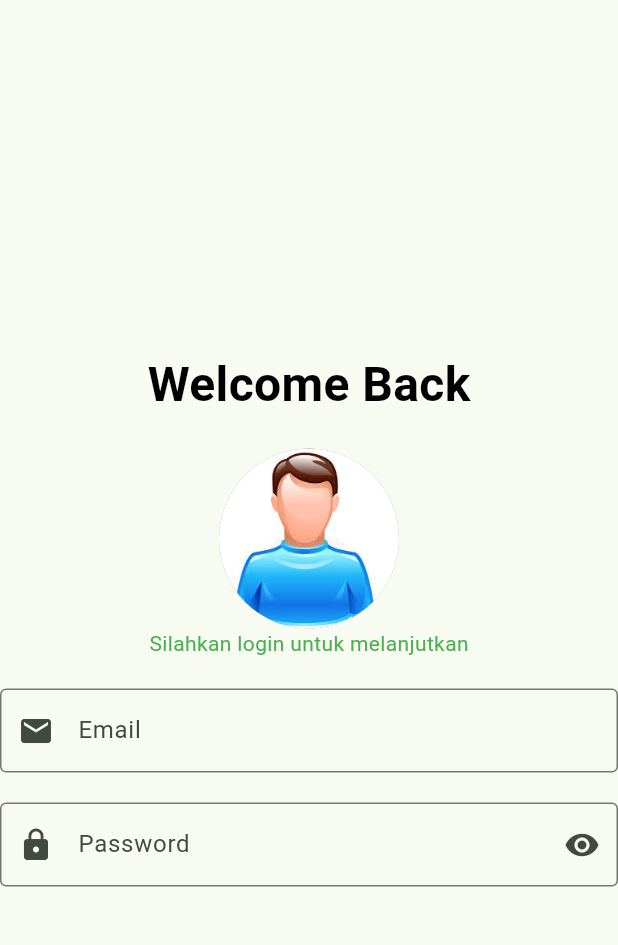
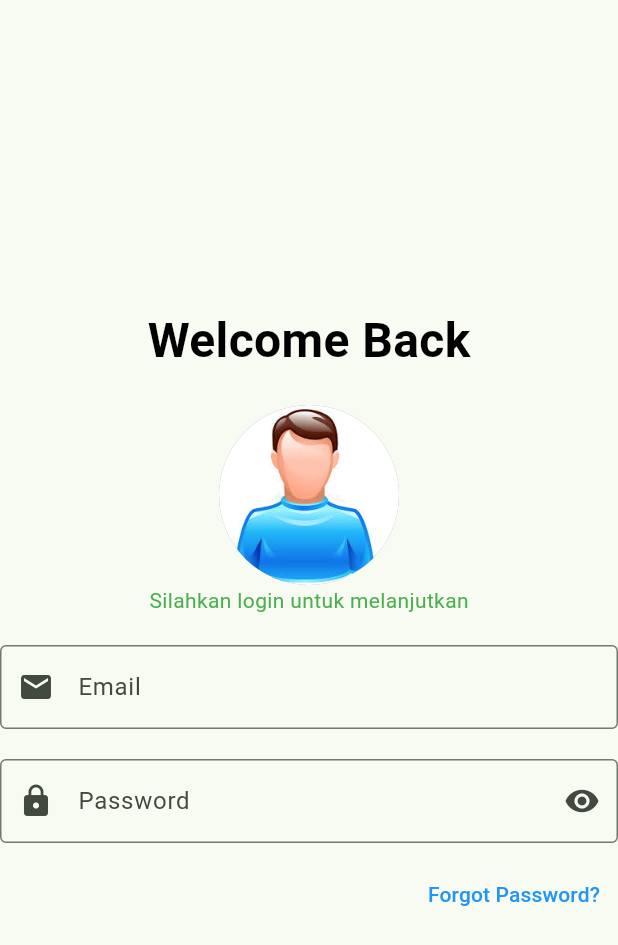
Before and after one commit to muhamadayeshaaulia/muhamadayeshaaulia_1123150188_uts, a Flutter app: the MyLogin screen opened directly, on a phone screen of 412 x 824 dp. Shown: the top 945 px of the screen. Run offline on Flutter 3.47's test engine with Material 3 defaults, Android fonts, the light colour scheme and no system bars.

Commit message:
membuat forgot pasword di sebelah kana dengan align

```diff
--- a/lib/screen/login.dart
+++ b/lib/screen/login.dart
@@ -66,6 +66,17 @@ class MyLogin extends StatelessWidget {
               ),
             ),
           ),
+           SizedBox(height: 10),
+          Align(
+            alignment: Alignment.centerRight,
+            child: TextButton(
+              onPressed: () {},
+              child: Text(
+                "Forgot Password?",
+                style: TextStyle(color: Colors.blue),
+              ),
+            ),
+          ),
         ],
       ),
     );
```
